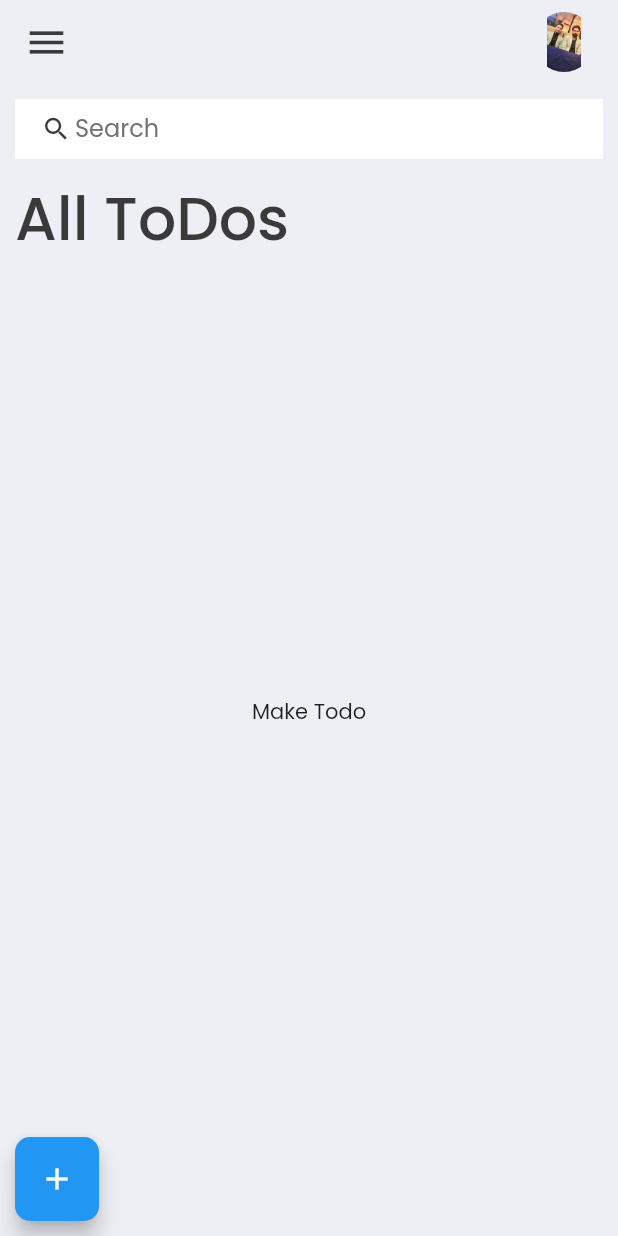
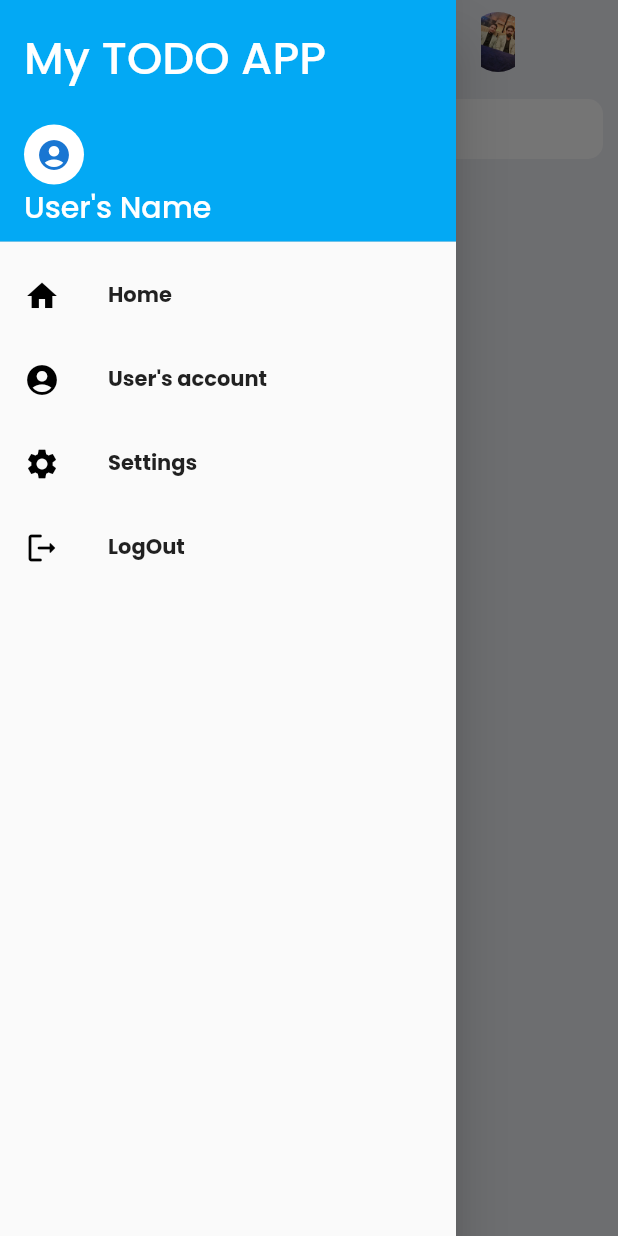
Before and after one commit to Sahil-Thager/todo-app, a Flutter app: the screen it shows after launch, with the side drawer open (before the commit the screen has no drawer), on a phone screen of 412 x 824 dp. Run offline on Flutter 3.47's test engine with Material 2 defaults, Android fonts, the phone set to English and light mode, and no system bars; our stand-ins replace email_validator, flutter_local_notifications, google_fonts.

Commit message:
Add Drawer

```diff
--- a/lib/provider/list_provider.dart
+++ b/lib/provider/list_provider.dart
@@ -26,7 +26,6 @@ class ToDoProvider extends ChangeNotifier {
   }
 
   void toggleItemSelection(int index) {
-    // TODO: Wrong implementation. Should follow immutable state pattern
     _todos[index].isDone = !_todos[index].isDone;
     notifyListeners();
   }
--- a/lib/screens/home.dart
+++ b/lib/screens/home.dart
@@ -1,10 +1,10 @@
 import 'dart:async';
-
 import 'package:flutter/material.dart';
 import 'package:flutter_todo_app/model/todo.dart';
 import 'package:flutter_todo_app/notifications/notification_services.dart';
 import 'package:flutter_todo_app/provider/list_provider.dart';
 import 'package:flutter_todo_app/screens/add_screen.dart';
+import 'package:flutter_todo_app/screens/login_screen.dart';
 import 'package:provider/provider.dart';
 import '../constants/colors.dart';
 
@@ -24,6 +24,100 @@ class _HomeState extends State<Home> {
   @override
   Widget build(BuildContext context) {
     return Scaffold(
+        drawer: Drawer(
+          child: ListView(
+            children: [
+              const DrawerHeader(
+                decoration: BoxDecoration(
+                  color: Colors.lightBlue,
+                ),
+                child: Column(
+                  mainAxisAlignment: MainAxisAlignment.start,
+                  crossAxisAlignment: CrossAxisAlignment.start,
+                  children: [
+                    Text(
+                      "My TODO APP",
+                      style: TextStyle(
+                        fontSize: 30,
+                        color: Colors.white,
+                      ),
+                    ),
+                    Padding(
+                      padding: EdgeInsets.only(top: 22),
+                      child: CircleAvatar(
+                        backgroundColor: Colors.white,
+                        child: Icon(Icons.account_circle_rounded),
+                      ),
+                    ),
+                    Text(
+                      "User's Name",
+                      style: TextStyle(
+                        color: Colors.white,
+                        fontSize: 20,
+                      ),
+                    ),
+                  ],
+                ),
+              ),
+              ListTile(
+                onTap: (() {
+                  Navigator.pushAndRemoveUntil(context, MaterialPageRoute(
+                    builder: (context) {
+                      return const Home();
+                    },
+                  ), ModalRoute.withName("sdadas"));
+                }),
+                leading: const Icon(
+                  Icons.home,
+                  color: Colors.black,
+                ),
+                title: const Text(
+                  "Home",
+                  style: TextStyle(
+                    fontWeight: FontWeight.bold,
+                  ),
+                ),
+              ),
+              const ListTile(
+                leading: Icon(
+                  Icons.account_circle,
+                  color: Colors.black,
+                ),
+                title: Text(
+                  "User's account",
+                  style: TextStyle(fontWeight: FontWeight.bold),
+                ),
+              ),
+              const ListTile(
+                leading: Icon(
+                  Icons.settings,
+                  color: Colors.black,
+                ),
+                title: Text(
+                  "Settings",
+                  style: TextStyle(fontWeight: FontWeight.bold),
+                ),
+              ),
+              ListTile(
+                onTap: (() {
+                  Navigator.pushAndRemoveUntil(context, MaterialPageRoute(
+                    builder: (context) {
+                      return const LogInScreen();
+                    },
+                  ), ModalRoute.withName("sdadas"));
+                }),
+                leading: const Icon(
+                  Icons.logout_rounded,
+                  color: Colors.black,
+                ),
+                title: const Text(
+                  "LogOut",
+                  style: TextStyle(fontWeight: FontWeight.bold),
+                ),
+              )
+            ],
+          ),
+        ),
         backgroundColor: tdBGColor,
         appBar: _buildAppBar(),
         body: Padding(
@@ -32,7 +126,10 @@ class _HomeState extends State<Home> {
             crossAxisAlignment: CrossAxisAlignment.start,
             children: [
               Container(
-                color: Colors.white,
+                decoration: BoxDecoration(
+                  borderRadius: BorderRadius.circular(10),
+                  color: Colors.white,
+                ),
                 height: 40,
                 child: Padding(
                   padding: const EdgeInsets.symmetric(horizontal: 15),
@@ -105,15 +202,12 @@ class _HomeState extends State<Home> {
 
   AppBar _buildAppBar() {
     return AppBar(
+      iconTheme: const IconThemeData(color: Colors.black),
       backgroundColor: tdBGColor,
       elevation: 0,
-      title: Row(mainAxisAlignment: MainAxisAlignment.spaceBetween, children: [
-        const Icon(
-          Icons.menu,
-          color: tdBlack,
-          size: 30,
-        ),
-        SizedBox(
+      title: Padding(
+        padding: const EdgeInsets.only(left: 240),
+        child: SizedBox(
           height: 40,
           width: 40,
           child: ClipRRect(
@@ -121,7 +215,7 @@ class _HomeState extends State<Home> {
             child: Image.asset('assets/sahil1.jpg'),
           ),
         ),
-      ]),
+      ),
     );
   }
 }
@@ -148,7 +242,8 @@ class _MyTileState extends State<MyTile> {
     super.initState();
 
     sss(() {
-      notificationServices.sendNotification("gdh", "hjgh");
+      notificationServices.sendNotification(
+          widget.todo.todoText.toString(), "Only 10 Minutes Left");
     });
   }
 
@@ -231,50 +326,3 @@ class _MyTileState extends State<MyTile> {
     );
   }
 }
-
-// class TimeCounter extends StatefulWidget {
-//   const TimeCounter({
-//     super.key,
-//     required this.todo,
-//   });
-
-//   final ToDo todo;
-
-//   @override
-//   State<TimeCounter> createState() => _TimeCounterState();
-// }
-
-// Stream<DateTime> dateTimeStream(ToDo todo, VoidCallback callback) async* {
-//   var current = DateTime.now();
-
-//   while (current.isBefore(todo.date)) {
-//     final timeDifference = todo.date.difference(current);
-
-//     if (timeDifference.inSeconds <= 600 && !todo.triggerNotification) {
-//       todo.triggerNotification = true;
-//       callback.call();
-//     }
-
-//     yield current;
-//     await Future.delayed(const Duration(seconds: 1));
-//     current = current.add(const Duration(seconds: 1));
-//   }
-// }
-
-// class _TimeCounterState extends State<TimeCounter> {
-//   NotificationServices notificationServices = NotificationServices();
-//   @override
-//   void initState() {
-//     super.initState();
-//   }
-
-//   @override
-//   void dispose() {
-//     super.dispose();
-//   }
-
-//   @override
-//   Widget build(BuildContext context) {
-//     return
-//   }
-// }
```
Also changed, not shown: 1 other file.
